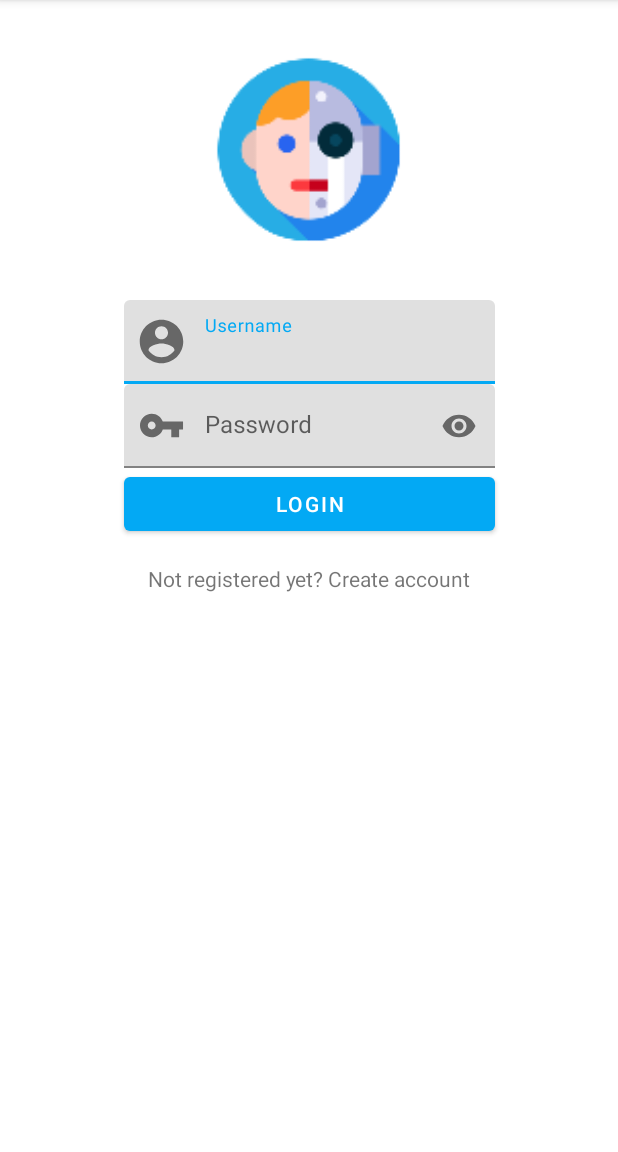
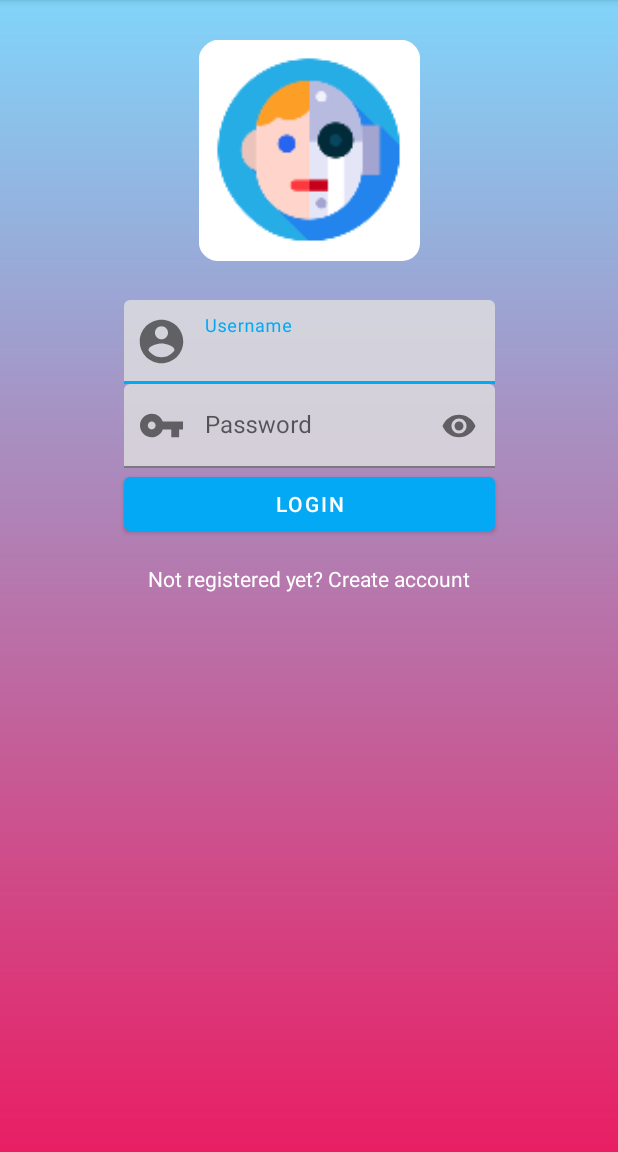
Before and after one commit to rojasruiz/First, an Android app: the screen it shows after launch (MainActivity), on a phone screen of 412 x 824 dp, the part 84-1236 px from its top. Run offline under Robolectric (Android 15) with nearby library versions, the phone set to English and light mode, and no system bars.

Commit message:
Styles Added

```diff
--- /dev/null
+++ b/app/src/main/res/drawable/gradient.xml
@@ -0,0 +1,13 @@
+<?xml version="1.0" encoding="utf-8"?>
+<shape xmlns:android="http://schemas.android.com/apk/res/android"
+    android:shape="rectangle">
+
+    <gradient
+
+        android:angle="-90"
+        android:startColor="@color/blue_200"
+        android:endColor="@color/pink_500">
+
+    </gradient>
+
+</shape>
--- a/app/src/main/res/layout/activity_main.xml
+++ b/app/src/main/res/layout/activity_main.xml
@@ -4,7 +4,8 @@
     xmlns:tools="http://schemas.android.com/tools"
     android:layout_width="match_parent"
     android:layout_height="match_parent"
-    tools:context=".MainActivity">
+    tools:context=".MainActivity"
+    android:background="@drawable/gradient">
 
     <com.google.android.material.textfield.TextInputLayout
         android:id="@+id/til_username"
@@ -22,7 +23,8 @@
             android:layout_height="wrap_content"
             android:autofillHints="username"
             android:inputType="text"
-            tools:ignore="SpeakableTextPresentCheck">
+            tools:ignore="SpeakableTextPresentCheck"
+            android:alpha="0.8">
 
 
         </EditText>
@@ -37,7 +39,8 @@
         app:layout_constraintStart_toStartOf="@id/guideline2"
         app:layout_constraintTop_toBottomOf="@id/til_username"
         app:passwordToggleEnabled="true"
-        app:startIconDrawable="@drawable/passwd_icon_foreground">
+        app:startIconDrawable="@drawable/passwd_icon_foreground"
+        >
 
         <EditText
             android:layout_width="match_parent"
@@ -45,7 +48,8 @@
             android:autofillHints="password"
             android:hint="@string/password"
             android:inputType="textPassword"
-            tools:ignore="SpeakableTextPresentCheck">
+            tools:ignore="SpeakableTextPresentCheck"
+            android:alpha="0.8">
 
 
         </EditText>
@@ -86,7 +90,8 @@
         android:text="@string/not_registered_yet_create_account"
         app:layout_constraintEnd_toStartOf="@+id/guideline3"
         app:layout_constraintStart_toStartOf="@+id/guideline2"
-        app:layout_constraintTop_toBottomOf="@+id/button" />
+        app:layout_constraintTop_toBottomOf="@+id/button"
+        android:textColor="@color/white"></TextView>
 
     <ImageView
         android:id="@+id/imageView"
--- a/app/src/main/res/values/colors.xml
+++ b/app/src/main/res/values/colors.xml
@@ -7,8 +7,8 @@
     <color name="teal_700">#FF018786</color>
     <color name="black">#FF000000</color>
     <color name="white">#FFFFFFFF</color>
-
     <color name="blue_500">#03A9F4</color>
     <color name="blue_200">#81D4FA</color>
     <color name="blue_700">#0288D1</color>
+    <color name="pink_500">#E91E63</color>
 </resources>
```
